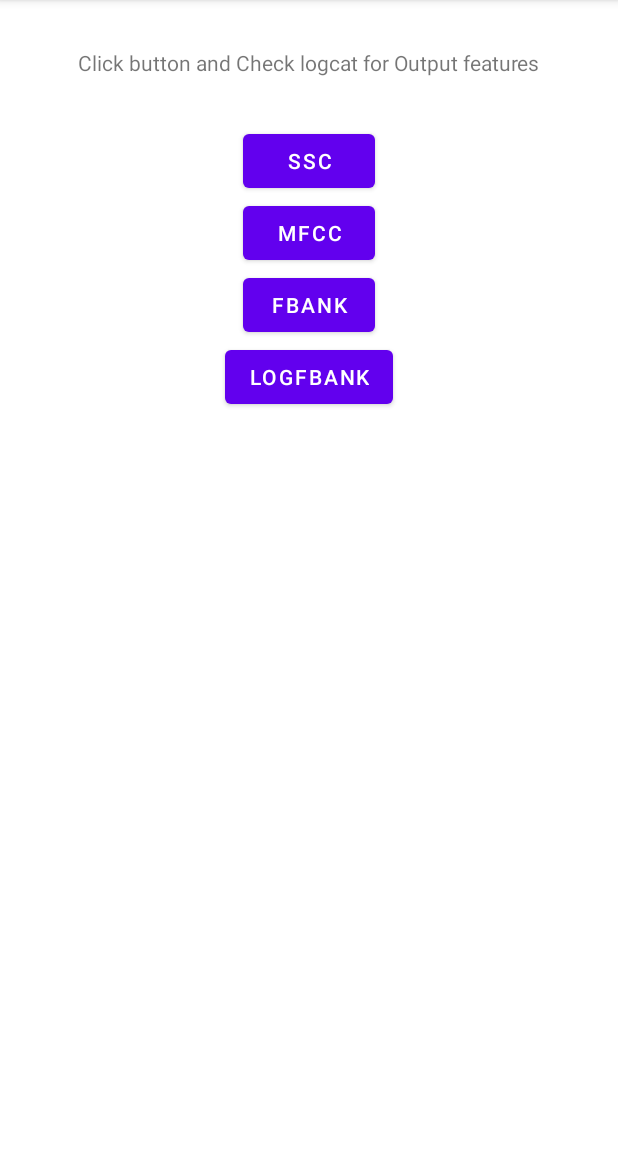
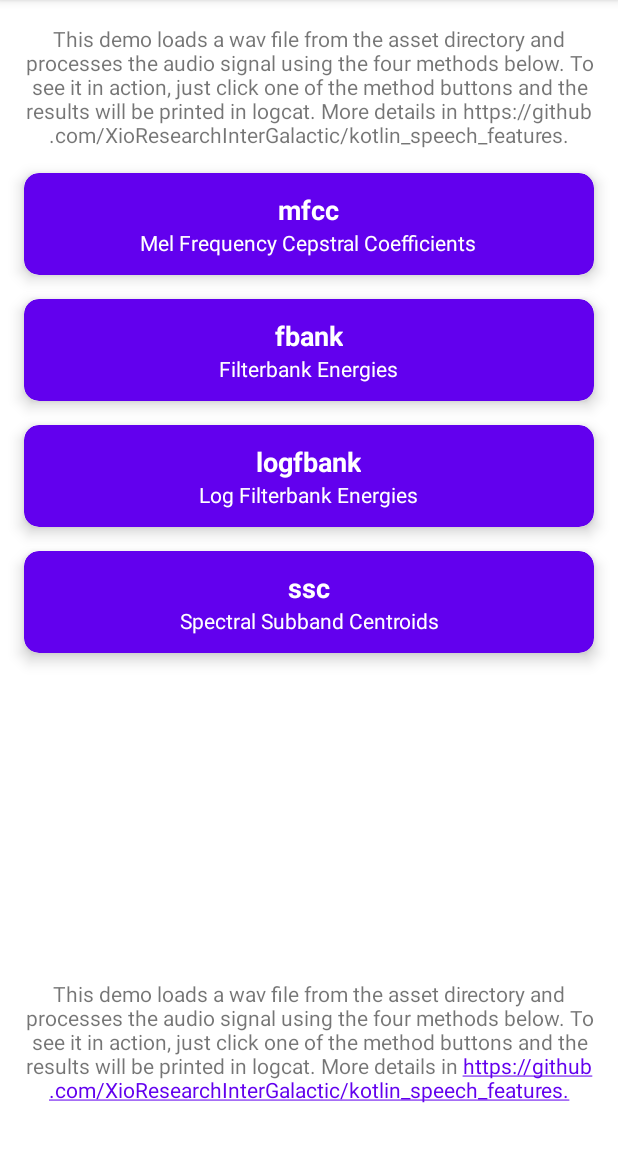
Before and after one commit to EmergenceAI/kotlin_speech_features, an Android app: the screen it shows after launch (MainActivity), on a phone screen of 412 x 824 dp, the part 84-1236 px from its top. Run offline under Robolectric (Android 15) with nearby library versions, the light colour scheme and no system bars.

Commit message:
Update demo app design

```diff
--- a/app/src/main/java/org/merlyn/kotlinspeechfeaturesdemo/ui/MainActivity.kt
+++ b/app/src/main/java/org/merlyn/kotlinspeechfeaturesdemo/ui/MainActivity.kt
@@ -1,12 +1,9 @@
 package org.merlyn.kotlinspeechfeaturesdemo.ui
 
-import android.Manifest
-import android.content.pm.PackageManager
 import androidx.appcompat.app.AppCompatActivity
 import android.os.Bundle
 import android.widget.Toast
 import androidx.activity.viewModels
-import androidx.core.app.ActivityCompat
 import kotlinx.android.synthetic.main.activity_main.*
 import org.merlyn.kotlinspeechfeaturesdemo.R
 
@@ -18,23 +15,23 @@ class MainActivity : AppCompatActivity() {
         super.onCreate(savedInstanceState)
         setContentView(R.layout.activity_main)
 
-        ssc.setOnClickListener {
-            Toast.makeText(this, "SSC called", Toast.LENGTH_LONG).show()
+        cardSsc.setOnClickListener {
+            Toast.makeText(this, "SSC called. Check logcat.", Toast.LENGTH_LONG).show()
             viewModel.performSsc()
         }
 
-        mfcc.setOnClickListener {
-            Toast.makeText(this, "MFCC called", Toast.LENGTH_LONG).show()
+        cardMfcc.setOnClickListener {
+            Toast.makeText(this, "MFCC called. Check logcat.", Toast.LENGTH_LONG).show()
             viewModel.performMfcc()
         }
 
-        fbank.setOnClickListener {
-            Toast.makeText(this, "FBANK called", Toast.LENGTH_LONG).show()
+        cardFbank.setOnClickListener {
+            Toast.makeText(this, "FBANK called. Check logcat.", Toast.LENGTH_LONG).show()
             viewModel.performFbank()
         }
 
-        logfbank.setOnClickListener {
-            Toast.makeText(this, "LOGFBANK called", Toast.LENGTH_LONG).show()
+        cardLogFbank.setOnClickListener {
+            Toast.makeText(this, "LOGFBANK called. Check logcat.", Toast.LENGTH_LONG).show()
             viewModel.performLogfbank()
         }
     }
--- a/app/src/main/res/layout/activity_main.xml
+++ b/app/src/main/res/layout/activity_main.xml
@@ -1,57 +1,186 @@
 <?xml version="1.0" encoding="utf-8"?>
-<androidx.constraintlayout.widget.ConstraintLayout xmlns:android="http://schemas.android.com/apk/res/android"
+<androidx.constraintlayout.widget.ConstraintLayout
+    xmlns:android="http://schemas.android.com/apk/res/android"
     xmlns:app="http://schemas.android.com/apk/res-auto"
     xmlns:tools="http://schemas.android.com/tools"
     android:layout_width="match_parent"
     android:layout_height="match_parent"
     tools:context=".ui.MainActivity">
 
-    <Button
-        android:id="@+id/logfbank"
-        android:layout_width="wrap_content"
+    <androidx.cardview.widget.CardView
+        android:id="@+id/cardMfcc"
+        android:layout_width="0dp"
         android:layout_height="wrap_content"
-        android:text="logfbank"
+        android:layout_marginStart="16dp"
+        android:layout_marginTop="16dp"
+        android:layout_marginEnd="16dp"
+        app:cardCornerRadius="10dp"
+        app:cardElevation="6dp"
+        app:cardBackgroundColor="?colorPrimary"
         app:layout_constraintEnd_toEndOf="parent"
         app:layout_constraintStart_toStartOf="parent"
-        app:layout_constraintTop_toBottomOf="@+id/fbank" />
+        app:layout_constraintTop_toBottomOf="@+id/textView">
 
-    <Button
-        android:id="@+id/mfcc"
-        android:layout_width="wrap_content"
+        <LinearLayout
+            android:layout_width="match_parent"
+            android:layout_height="wrap_content"
+            android:orientation="vertical"
+            android:padding="12dp">
+
+            <TextView
+                style="@style/Theme.KotlinSpeechFeatures.ButtonTitle"
+                android:layout_width="wrap_content"
+                android:layout_height="wrap_content"
+                android:text="mfcc" />
+
+            <TextView
+                style="@style/Theme.KotlinSpeechFeatures.ButtonContent"
+                android:layout_width="wrap_content"
+                android:layout_height="wrap_content"
+                android:text="Mel Frequency Cepstral Coefficients" />
+
+        </LinearLayout>
+
+    </androidx.cardview.widget.CardView>
+
+
+    <androidx.cardview.widget.CardView
+        android:id="@+id/cardFbank"
+        android:layout_width="0dp"
         android:layout_height="wrap_content"
-        android:text="mfcc"
+        android:layout_marginStart="16dp"
+        android:layout_marginTop="16dp"
+        android:layout_marginEnd="16dp"
+        app:cardCornerRadius="10dp"
+        app:cardElevation="6dp"
+        app:cardBackgroundColor="?colorPrimary"
         app:layout_constraintEnd_toEndOf="parent"
         app:layout_constraintStart_toStartOf="parent"
-        app:layout_constraintTop_toBottomOf="@+id/ssc" />
+        app:layout_constraintTop_toBottomOf="@+id/cardMfcc">
 
-    <Button
-        android:id="@+id/fbank"
-        android:layout_width="wrap_content"
+        <LinearLayout
+            android:layout_width="match_parent"
+            android:layout_height="wrap_content"
+            android:orientation="vertical"
+            android:padding="12dp">
+
+            <TextView
+                style="@style/Theme.KotlinSpeechFeatures.ButtonTitle"
+                android:layout_width="wrap_content"
+                android:layout_height="wrap_content"
+                android:text="fbank" />
+
+            <TextView
+                style="@style/Theme.KotlinSpeechFeatures.ButtonContent"
+                android:layout_width="wrap_content"
+                android:layout_height="wrap_content"
+                android:text="Filterbank Energies" />
+
+        </LinearLayout>
+
+    </androidx.cardview.widget.CardView>
+
+
+    <androidx.cardview.widget.CardView
+        android:id="@+id/cardLogFbank"
+        android:layout_width="0dp"
         android:layout_height="wrap_content"
-        android:text="fbank"
+        android:layout_marginStart="16dp"
+        android:layout_marginTop="16dp"
+        android:layout_marginEnd="16dp"
+        app:cardCornerRadius="10dp"
+        app:cardElevation="6dp"
+        app:cardBackgroundColor="?colorPrimary"
         app:layout_constraintEnd_toEndOf="parent"
         app:layout_constraintStart_toStartOf="parent"
-        app:layout_constraintTop_toBottomOf="@+id/mfcc" />
+        app:layout_constraintTop_toBottomOf="@+id/cardFbank">
 
-    <Button
-        android:id="@+id/ssc"
-        android:layout_width="wrap_content"
+        <LinearLayout
+            android:layout_width="match_parent"
+            android:layout_height="wrap_content"
+            android:orientation="vertical"
+            android:padding="12dp">
+
+            <TextView
+                style="@style/Theme.KotlinSpeechFeatures.ButtonTitle"
+                android:layout_width="wrap_content"
+                android:layout_height="wrap_content"
+                android:text="logfbank" />
+
+            <TextView
+                style="@style/Theme.KotlinSpeechFeatures.ButtonContent"
+                android:layout_width="wrap_content"
+                android:layout_height="wrap_content"
+                android:text="Log Filterbank Energies" />
+
+        </LinearLayout>
+
+    </androidx.cardview.widget.CardView>
+
+    <androidx.cardview.widget.CardView
+        android:id="@+id/cardSsc"
+        android:layout_width="0dp"
         android:layout_height="wrap_content"
-        android:layout_marginTop="32dp"
-        android:text="ssc"
+        android:layout_marginStart="16dp"
+        android:layout_marginTop="16dp"
+        android:layout_marginEnd="16dp"
+        app:cardCornerRadius="10dp"
+        app:cardElevation="6dp"
+        app:cardBackgroundColor="?colorPrimary"
         app:layout_constraintEnd_toEndOf="parent"
         app:layout_constraintStart_toStartOf="parent"
-        app:layout_constraintTop_toBottomOf="@+id/textView" />
+        app:layout_constraintTop_toBottomOf="@+id/cardLogFbank">
+
+        <LinearLayout
+            android:layout_width="match_parent"
+            android:layout_height="wrap_content"
+            android:orientation="vertical"
+            android:padding="12dp">
+
+            <TextView
+                style="@style/Theme.KotlinSpeechFeatures.ButtonTitle"
+                android:layout_width="wrap_content"
+                android:layout_height="wrap_content"
+                android:text="ssc" />
+
+            <TextView
+                style="@style/Theme.KotlinSpeechFeatures.ButtonContent"
+                android:layout_width="wrap_content"
+                android:layout_height="wrap_content"
+                android:text="Spectral Subband Centroids" />
+
+        </LinearLayout>
+
+    </androidx.cardview.widget.CardView>
 
     <TextView
         android:id="@+id/textView"
-        android:layout_width="wrap_content"
+        android:layout_width="0dp"
         android:layout_height="wrap_content"
         android:layout_marginStart="16dp"
-        android:layout_marginTop="32dp"
+        android:layout_marginTop="16dp"
         android:layout_marginEnd="16dp"
-        android:text="Click button and Check logcat for Output features"
+        android:gravity="center"
+        android:text="@string/hint"
         app:layout_constraintEnd_toEndOf="parent"
         app:layout_constraintStart_toStartOf="parent"
         app:layout_constraintTop_toTopOf="parent" />
+
+
+    <TextView
+        android:id="@+id/textView2"
+        android:layout_width="0dp"
+        android:layout_height="wrap_content"
+        android:layout_marginStart="16dp"
+        android:layout_marginEnd="16dp"
+        android:layout_marginBottom="32dp"
+        android:gravity="center"
+        android:text="@string/hint"
+        android:autoLink="web"
+        android:textColorLink="?colorPrimary"
+        app:layout_constraintBottom_toBottomOf="parent"
+        app:layout_constraintEnd_toEndOf="parent"
+        app:layout_constraintHorizontal_bias="0.0"
+        app:layout_constraintStart_toStartOf="parent" />
+
 </androidx.constraintlayout.widget.ConstraintLayout>
--- a/app/src/main/res/values/strings.xml
+++ b/app/src/main/res/values/strings.xml
@@ -1,3 +1,4 @@
 <resources>
     <string name="app_name">Kotlin Speech Features</string>
+    <string name="hint">This demo loads a wav file from the asset directory and processes the audio signal using the four methods below. To see it in action, just click one of the method buttons and the results will be printed in logcat. More details in https://github.com/XioResearchInterGalactic/kotlin_speech_features.</string>
 </resources>
--- a/app/src/main/res/values/themes.xml
+++ b/app/src/main/res/values/themes.xml
@@ -13,4 +13,18 @@
         <item name="android:statusBarColor" tools:targetApi="l">?attr/colorPrimaryVariant</item>
         <!-- Customize your theme here. -->
     </style>
+
+    <style name="Theme.KotlinSpeechFeatures.ButtonTitle">
+        <item name="android:textColor">#fff</item>
+        <item name="android:gravity">center_horizontal</item>
+        <item name="android:layout_gravity">center_horizontal</item>
+        <item name="android:textSize">18sp</item>
+        <item name="android:textStyle">bold</item>
+        <item name="fontWeight">500</item>
+    </style>
+    <style name="Theme.KotlinSpeechFeatures.ButtonContent" parent="Theme.KotlinSpeechFeatures.ButtonTitle">
+        <item name="android:textSize">14sp</item>
+        <item name="android:layout_marginTop">0dp</item>
+        <item name="android:textStyle">normal</item>
+    </style>
 </resources>
```
